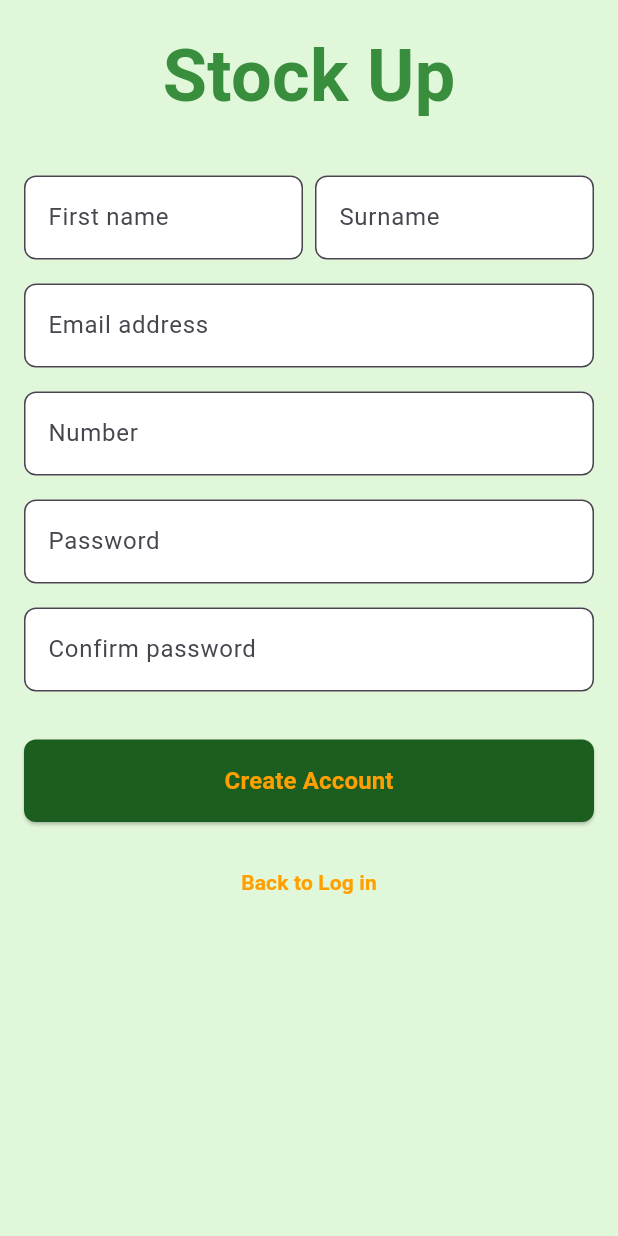
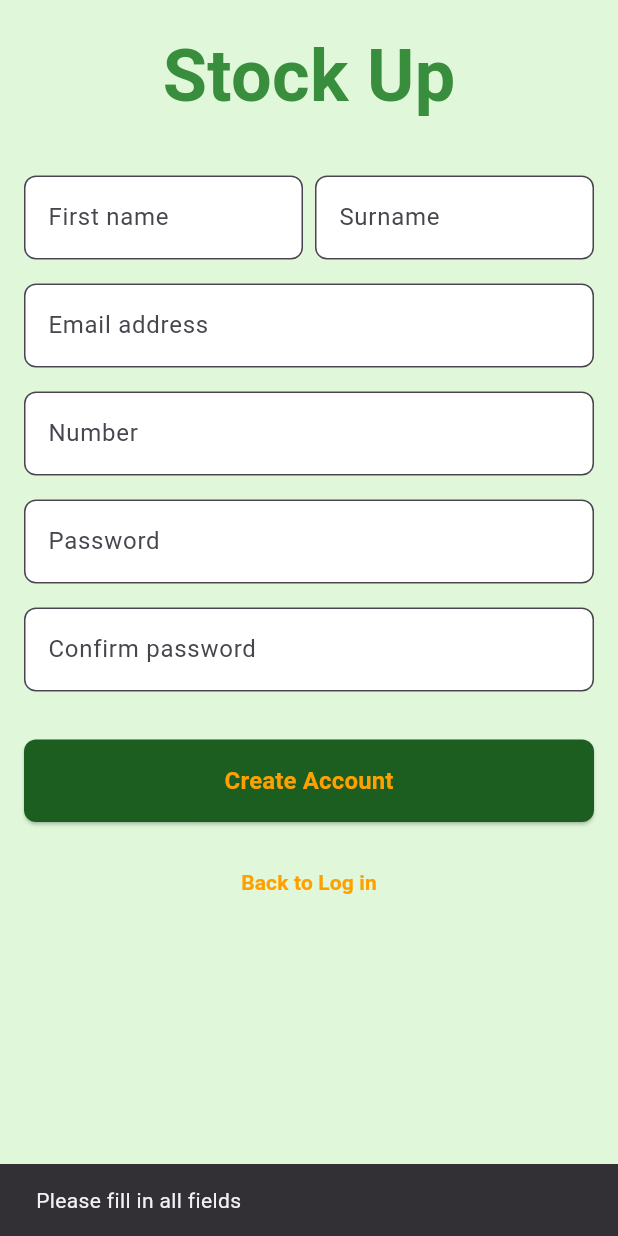
Before and after one commit to tomandjerry17/stocks, a Flutter app: the SignUpPage screen opened directly, after a tap on "Create Account", on a phone screen of 412 x 824 dp. Run offline on Flutter 3.47's test engine with Material 3 defaults, Android fonts, the phone set to English and light mode, and no system bars; our stand-ins replace firebase_auth, firebase_core; accounts and stored records are empty.

Commit message:
update the login & sign up

```diff
--- a/lib/Pages/signup_page.dart
+++ b/lib/Pages/signup_page.dart
@@ -1,7 +1,72 @@
 import 'package:flutter/material.dart';
 import 'login_page.dart';
+import '../services/auth_service.dart';
+import 'package:firebase_auth/firebase_auth.dart';
 
-class SignUpPage extends StatelessWidget {
+class SignUpPage extends StatefulWidget {
+  @override
+  _SignUpPageState createState() => _SignUpPageState();
+}
+
+class _SignUpPageState extends State<SignUpPage> {
+  final TextEditingController firstNameController = TextEditingController();
+  final TextEditingController surnameController = TextEditingController();
+  final TextEditingController emailController = TextEditingController();
+  final TextEditingController phoneController = TextEditingController();
+  final TextEditingController passwordController = TextEditingController();
+  final TextEditingController confirmPasswordController = TextEditingController();
+
+  final AuthService _authService = AuthService();
+
+  void _signUp() async {
+    String firstName = firstNameController.text.trim();
+    String surname = surnameController.text.trim();
+    String email = emailController.text.trim();
+    String phone = phoneController.text.trim();
+    String password = passwordController.text.trim();
+    String confirmPassword = confirmPasswordController.text.trim();
+
+    // **Validate user input**
+    if (firstName.isEmpty || surname.isEmpty || email.isEmpty || phone.isEmpty || password.isEmpty) {
+      ScaffoldMessenger.of(context).showSnackBar(
+        SnackBar(content: Text("Please fill in all fields")),
+      );
+      return;
+    }
+
+    if (password.length < 6) {
+      ScaffoldMessenger.of(context).showSnackBar(
+        SnackBar(content: Text("Password must be at least 6 characters long")),
+      );
+      return;
+    }
+
+    if (password != confirmPassword) {
+      ScaffoldMessenger.of(context).showSnackBar(
+        SnackBar(content: Text("Passwords do not match")),
+      );
+      return;
+    }
+
+    // **Create user account**
+    User? user = await _authService.signUpWithEmail(email, password);
+    if (user != null) {
+      ScaffoldMessenger.of(context).showSnackBar(
+        SnackBar(content: Text("Account created successfully! Please log in.")),
+      );
+
+      // Navigate to Login Page
+      Navigator.pushReplacement(
+        context,
+        MaterialPageRoute(builder: (context) => LoginPage()),
+      );
+    } else {
+      ScaffoldMessenger.of(context).showSnackBar(
+        SnackBar(content: Text("Sign-up failed. Try again.")),
+      );
+    }
+  }
+
   @override
   Widget build(BuildContext context) {
     return Scaffold(
@@ -27,6 +92,7 @@ class SignUpPage extends StatelessWidget {
                   children: [
                     Expanded(
                       child: TextField(
+                        controller: firstNameController,
                         decoration: InputDecoration(
                           hintText: 'First name',
                           border: OutlineInputBorder(
@@ -40,6 +106,7 @@ class SignUpPage extends StatelessWidget {
                     SizedBox(width: 8),
                     Expanded(
                       child: TextField(
+                        controller: surnameController,
                         decoration: InputDecoration(
                           hintText: 'Surname',
                           border: OutlineInputBorder(
@@ -54,6 +121,7 @@ class SignUpPage extends StatelessWidget {
                 ),
                 SizedBox(height: 16),
                 TextField(
+                  controller: emailController,
                   decoration: InputDecoration(
                     hintText: 'Email address',
                     border: OutlineInputBorder(
@@ -65,6 +133,7 @@ class SignUpPage extends StatelessWidget {
                 ),
                 SizedBox(height: 16),
                 TextField(
+                  controller: phoneController,
                   decoration: InputDecoration(
                     hintText: 'Number',
                     border: OutlineInputBorder(
@@ -76,6 +145,7 @@ class SignUpPage extends StatelessWidget {
                 ),
                 SizedBox(height: 16),
                 TextField(
+                  controller: passwordController,
                   decoration: InputDecoration(
                     hintText: 'Password',
                     border: OutlineInputBorder(
@@ -88,6 +158,7 @@ class SignUpPage extends StatelessWidget {
                 ),
                 SizedBox(height: 16),
                 TextField(
+                  controller: confirmPasswordController,
                   decoration: InputDecoration(
                     hintText: 'Confirm password',
                     border: OutlineInputBorder(
@@ -100,7 +171,7 @@ class SignUpPage extends StatelessWidget {
                 ),
                 SizedBox(height: 32),
                 ElevatedButton(
-                  onPressed: () {},
+                  onPressed: _signUp,
                   style: ElevatedButton.styleFrom(
                     backgroundColor: Color(0xFF1B5E20),
                     padding: EdgeInsets.symmetric(vertical: 16.0),
--- a/pubspec.yaml
+++ b/pubspec.yaml
@@ -10,6 +10,7 @@ dependencies:
   flutter:
     sdk: flutter
   firebase_core: ^3.12.0
+  firebase_auth: ^5.5.0
 
 dev_dependencies:
   flutter_test:
```
Also changed, not shown: lib/Pages/login_page.dart (+41 -9 lines), lib/services/auth_service.dart (added, +38 -0 lines), pubspec.lock, 4 other files.
